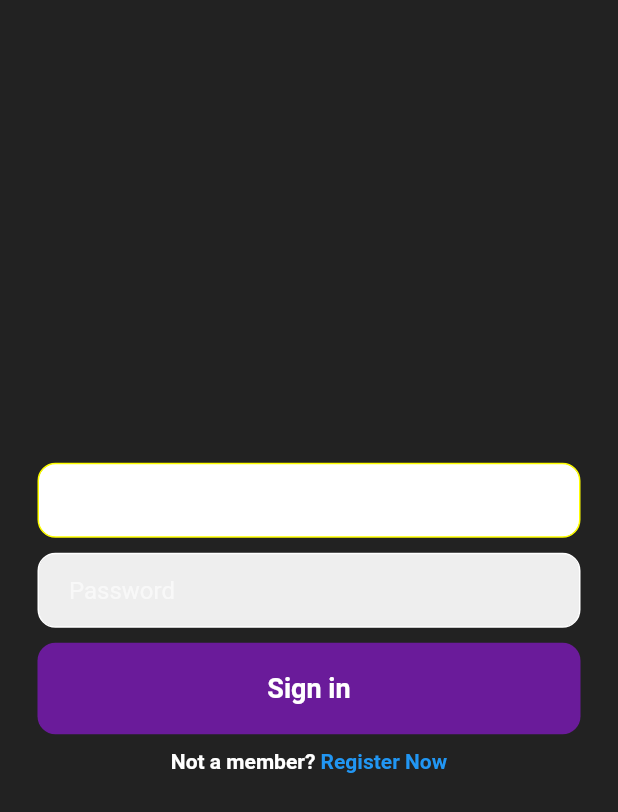
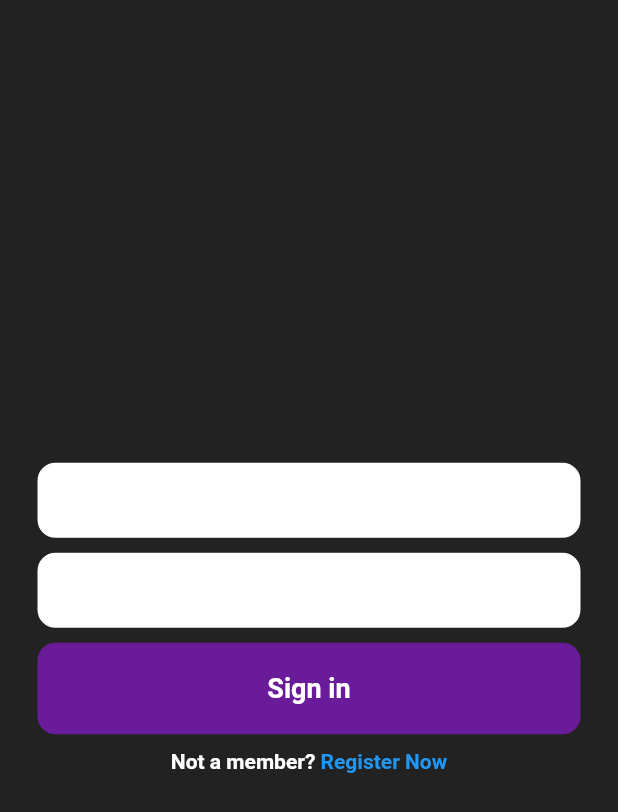
Before and after one commit to BlamerX/Trav-Pal, a Flutter app: the LoginPage screen opened directly, on a phone screen of 412 x 824 dp. Shown: the top 812 px of the screen. Run offline on Flutter 3.47's test engine with Material 2 defaults, Android fonts, the phone set to English and light mode, and no system bars; our stand-ins replace video_player.

Commit message:
added login page

```diff
--- a/lib/src/Login Page/login_page.dart
+++ b/lib/src/Login Page/login_page.dart
@@ -25,7 +25,7 @@ class _LoginPageState extends State<LoginPage> {
             child: Container(
               decoration: BoxDecoration(
                 color: Colors.white,
-                    border: Border.all(color: Colors.yellowAccent),
+                border: Border.all(color: Colors.white),
                 borderRadius: BorderRadius.circular(12),
               ),
               // ignore: prefer_const_constructors
@@ -47,7 +47,7 @@ class _LoginPageState extends State<LoginPage> {
             padding: const EdgeInsets.symmetric(horizontal: 25.0),
             child: Container(
               decoration: BoxDecoration(
-                    color: Colors.grey[200],
+                color: Colors.white,
                 border: Border.all(color: Colors.white),
                 borderRadius: BorderRadius.circular(12),
               ),
@@ -109,8 +109,7 @@ class _LoginPageState extends State<LoginPage> {
               ),
             ],
           )
-            ]
-            ),
+        ]),
       )),
     );
   }
--- a/lib/src/SplashScreen/splashscreen.dart
+++ b/lib/src/SplashScreen/splashscreen.dart
@@ -1,8 +1,8 @@
 import 'dart:async';
-
 import 'package:flutter/material.dart';
+import 'package:mobin/src/Hompage/homepage.dart';
+import 'package:mobin/src/Login%20Page/login_page.dart';
 import 'package:video_player/video_player.dart';
-import '../Hompage/homepage.dart';
 
 class SplashScreen extends StatefulWidget {
   const SplashScreen({super.key});
```
Also changed, not shown: pubspec.lock. Lines whose indentation alone changed are shown as unchanged.
